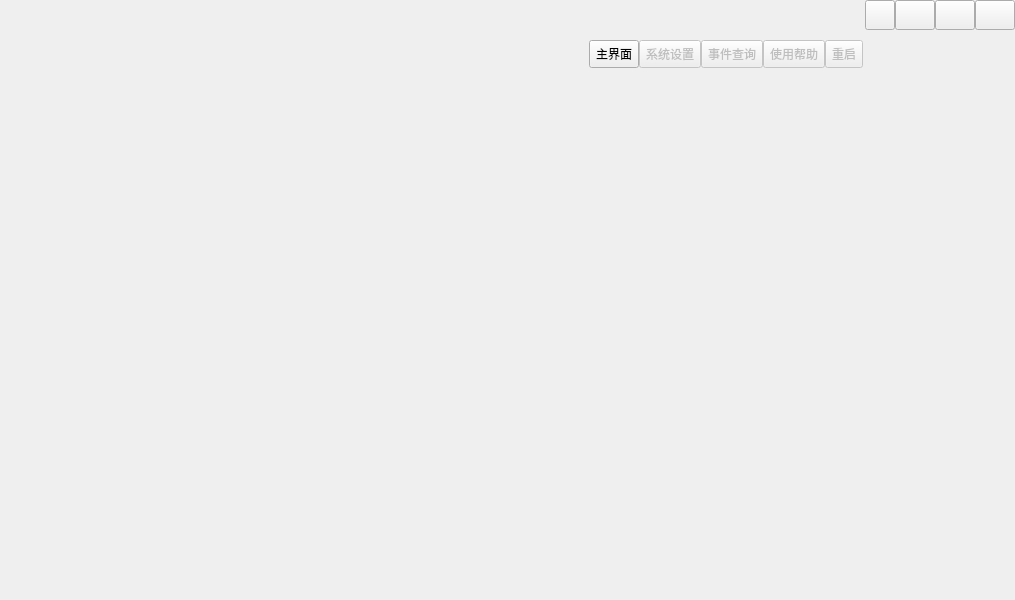
Old version of the form main_ui.ui in the repository Shogpe/bmsTool.
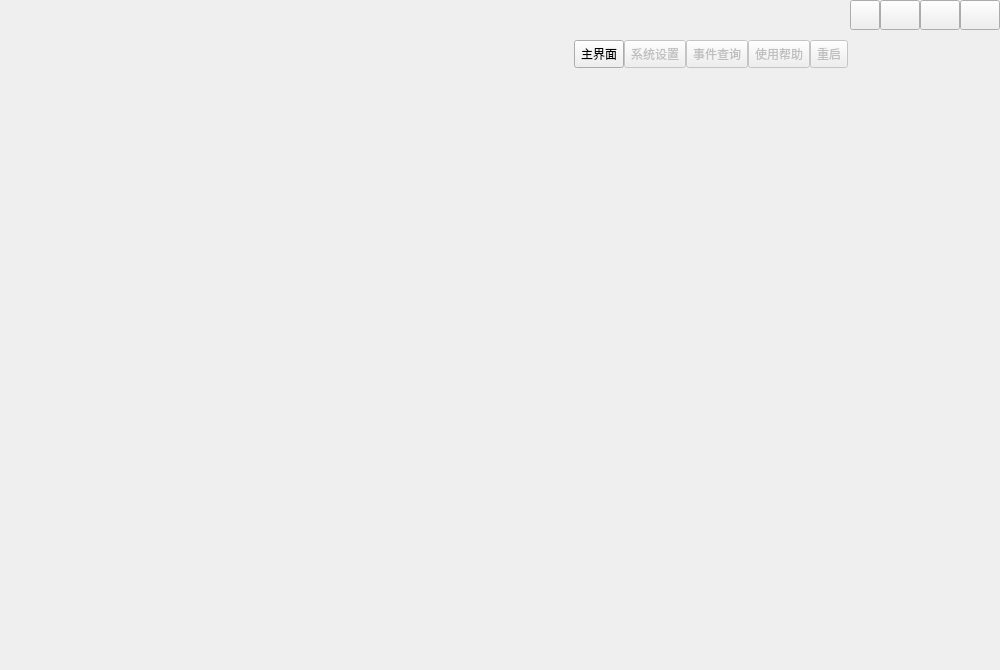
New version of the form. Icons and pictures are not drawn.

Diff of the .ui file:
```diff
--- a/main_ui.ui
+++ b/main_ui.ui
@@ -6,10 +6,16 @@
    <rect>
     <x>0</x>
     <y>0</y>
-    <width>1015</width>
-    <height>600</height>
+    <width>1000</width>
+    <height>670</height>
    </rect>
   </property>
+  <property name="sizePolicy">
+   <sizepolicy hsizetype="Fixed" vsizetype="Fixed">
+    <horstretch>0</horstretch>
+    <verstretch>0</verstretch>
+   </sizepolicy>
+  </property>
   <property name="focusPolicy">
    <enum>Qt::ClickFocus</enum>
   </property>
```
